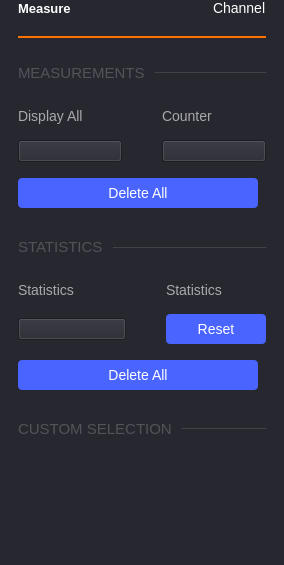
The window that ui/measure_settings.ui (analogdevicesinc/scopy) describes before a commit, drawn with Qt 5.
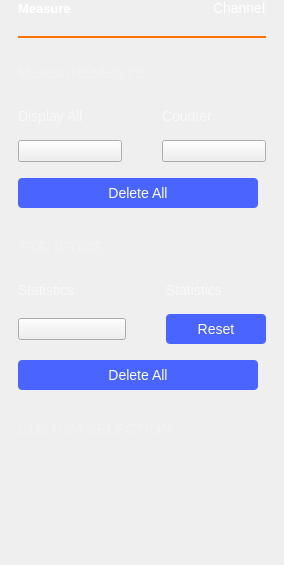
The same window after the commit. Custom widgets are drawn as their Qt base class.

Patch:
```diff
--- a/ui/measure_settings.ui
+++ b/ui/measure_settings.ui
@@ -13,14 +13,6 @@
   <property name="windowTitle">
    <string>Form</string>
   </property>
-  <property name="styleSheet">
-   <string notr="true">QWidget
-{
-  background-color: rgb(39, 39, 48);
-  color: rgb(190, 190, 190);
-  font: 75 10pt &quot;DejaVu Sans&quot;;
-}</string>
-  </property>
   <layout class="QVBoxLayout" name="verticalLayout_2">
    <property name="spacing">
     <number>0</number>
```
